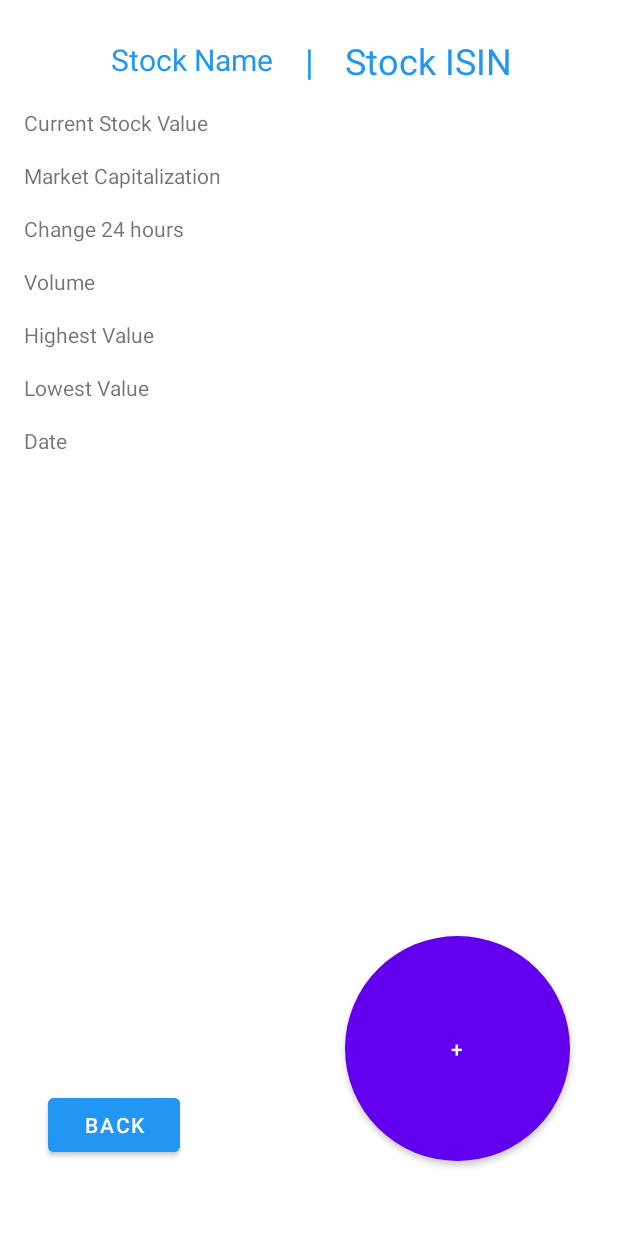
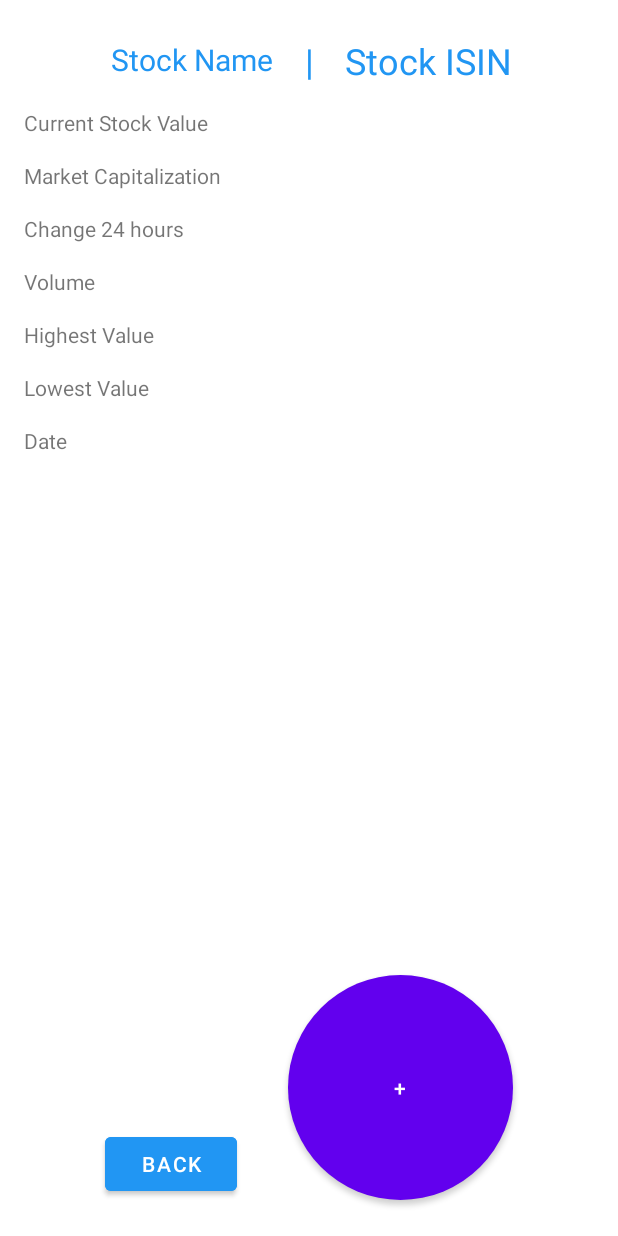
Before and after one commit to DHappMMR/Github_App, an Android app: the layout single_stock_overview.xml on its own in the app's theme, with its tools: preview values and no code run, on a phone screen of 412 x 824 dp. Run offline under Robolectric (Android 15) with nearby library versions, the phone set to English and light mode, and no system bars.

Commit message:
last fixes

```diff
--- a/app/src/main/res/layout/single_stock_overview.xml
+++ b/app/src/main/res/layout/single_stock_overview.xml
@@ -187,8 +187,8 @@
         android:id="@+id/BackButton"
         android:layout_width="wrap_content"
         android:layout_height="wrap_content"
-        android:layout_marginStart="32dp"
-        android:layout_marginBottom="50dp"
+        android:layout_marginStart="70dp"
+        android:layout_marginBottom="24dp"
         android:backgroundTint="#2196F3"
         android:onClick="goBack"
         android:text="@string/back"
@@ -199,11 +199,11 @@
         android:id="@+id/addToDepot"
         android:layout_width="wrap_content"
         android:layout_height="wrap_content"
-        android:layout_marginEnd="32dp"
-        android:layout_marginBottom="50dp"
+        android:layout_marginEnd="70dp"
+        android:layout_marginBottom="24dp"
+        android:background="@drawable/roundedbutton"
         android:backgroundTint="#2196F3"
         android:text="@string/plus"
-        android:background="@drawable/roundedbutton"
         app:layout_constraintBottom_toBottomOf="parent"
         app:layout_constraintEnd_toEndOf="parent" />
 
```
